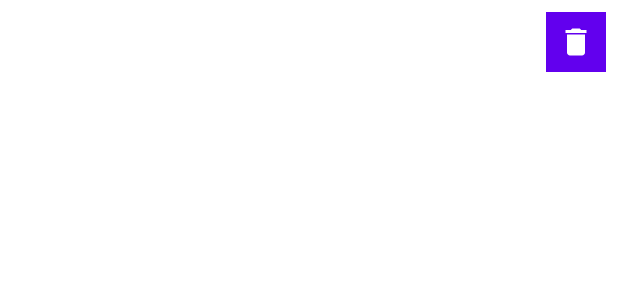
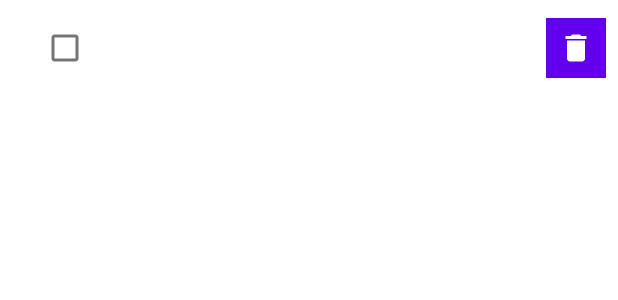
Before and after one commit to rafi365/Proj_kel_F_mobile, an Android app: the layout item_note.xml on its own in the app's theme, with its tools: preview values and no code run, on a phone screen of 412 x 824 dp. Shown: the top 300 px of the screen. Run offline under Robolectric (Android 15) with nearby library versions, the phone set to English and light mode, and no system bars.

Commit message:
add dummy checklist

```diff
--- a/KusaList/app/src/main/res/layout/activity_note_viewer.xml
+++ b/KusaList/app/src/main/res/layout/activity_note_viewer.xml
@@ -14,7 +14,7 @@
         android:layout_width="match_parent"
         android:layout_height="wrap_content"
         android:inputType="textPersonName"
-        android:hint="Judul Catatan"/>
+        android:hint="Judul List"/>
 
     <EditText
         android:id="@+id/et_body"
--- a/KusaList/app/src/main/res/layout/item_note.xml
+++ b/KusaList/app/src/main/res/layout/item_note.xml
@@ -6,11 +6,17 @@
     android:gravity="center_vertical"
     android:padding="8dp">
 
+    <CheckBox
+        android:id="@+id/checkBox"
+        android:layout_width="0dp"
+        android:layout_height="wrap_content"
+        android:layout_weight="1"/>
+
     <TextView
         android:id="@+id/tv_title"
         android:layout_width="0dp"
         android:layout_height="wrap_content"
-        android:layout_weight="1"
+        android:layout_weight="4"
         android:textSize="18sp" />
 
     <ImageButton
--- a/KusaList/app/src/main/res/layout/user_input_dialog_box.xml
+++ b/KusaList/app/src/main/res/layout/user_input_dialog_box.xml
@@ -10,13 +10,13 @@
         android:id="@+id/dialogTitle"
         android:layout_width="wrap_content"
         android:layout_height="wrap_content"
-        android:text="Catatan Baru"
+        android:text="List Baru"
         android:textAppearance="?android:attr/textAppearanceLarge" />
 
     <EditText
         android:id="@+id/titleInputDialog"
         android:layout_width="match_parent"
         android:layout_height="wrap_content"
-        android:hint="Masukkan judul catatan"
+        android:hint="Masukkan judul List"
         android:inputType="text"/>
 </LinearLayout>
```
